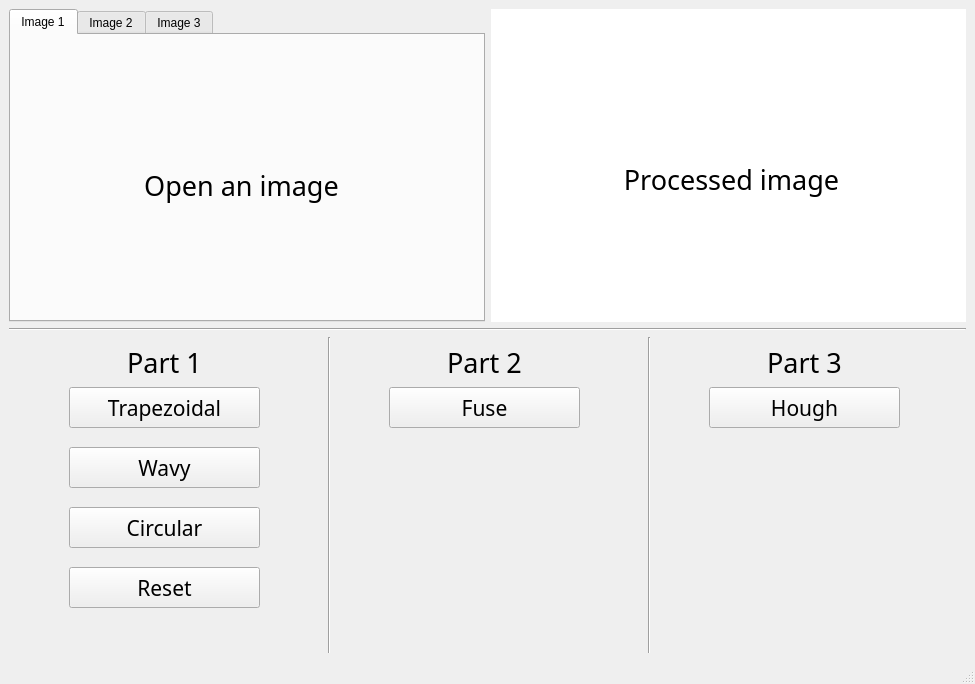
Old version of the form HW6/mainwindow.ui in the repository ASiCo1116/DigitalImageProcessHW.
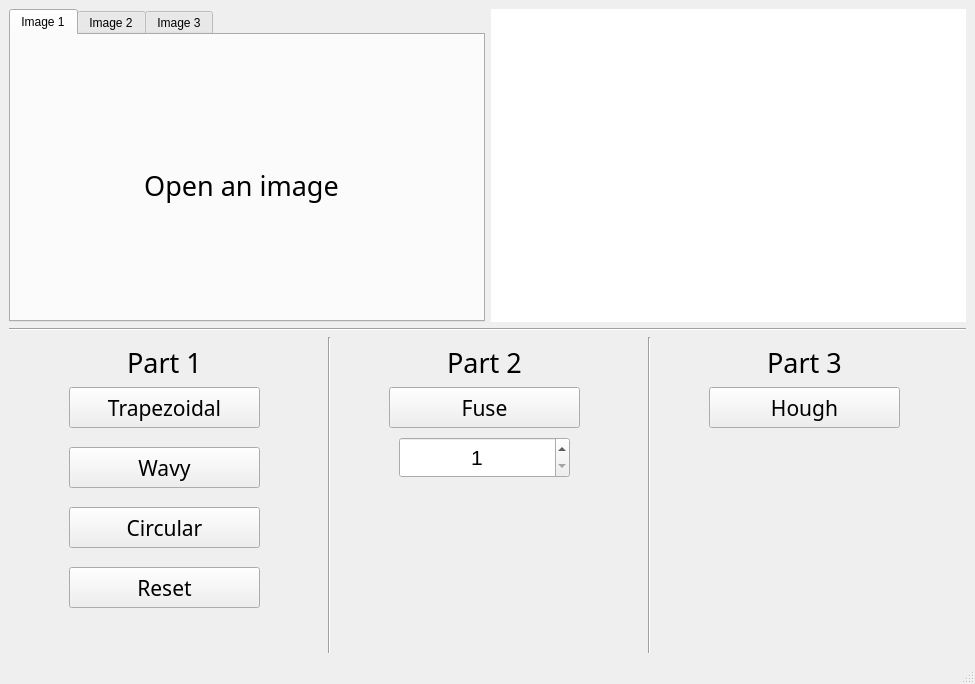
New version of the form. Custom widgets are drawn as their Qt base class.

Diff of the .ui file:
```diff
--- a/HW6/mainwindow.ui
+++ b/HW6/mainwindow.ui
@@ -142,28 +142,6 @@
           <property name="styleSheet">
            <string notr="true">background-color: rgb(255, 255, 255);</string>
           </property>
-          <widget class="QLabel" name="label_2">
-           <property name="geometry">
-            <rect>
-             <x>10</x>
-             <y>130</y>
-             <width>461</width>
-             <height>81</height>
-            </rect>
-           </property>
-           <property name="font">
-            <font>
-             <family>Agency FB</family>
-             <pointsize>20</pointsize>
-            </font>
-           </property>
-           <property name="text">
-            <string>Processed image</string>
-           </property>
-           <property name="alignment">
-            <set>Qt::AlignCenter</set>
-           </property>
-          </widget>
          </widget>
         </item>
        </layout>
@@ -403,6 +381,33 @@
             <string>Hough</string>
            </property>
           </widget>
+          <widget class="QSpinBox" name="spinBox_db">
+           <property name="geometry">
+            <rect>
+             <x>390</x>
+             <y>100</y>
+             <width>171</width>
+             <height>41</height>
+            </rect>
+           </property>
+           <property name="font">
+            <font>
+             <pointsize>16</pointsize>
+            </font>
+           </property>
+           <property name="alignment">
+            <set>Qt::AlignCenter</set>
+           </property>
+           <property name="minimum">
+            <number>1</number>
+           </property>
+           <property name="maximum">
+            <number>5</number>
+           </property>
+           <property name="value">
+            <number>1</number>
+           </property>
+          </widget>
          </widget>
         </item>
        </layout>
```
